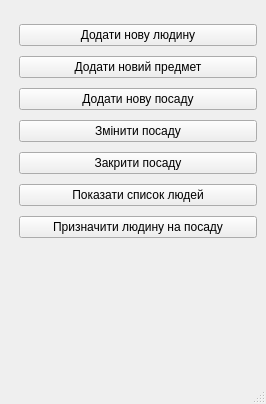
This is project_files/manager_menu.ui in positivcheg94/school_db_iasa_MO as Qt 5 draws it before an edit. The edited form follows.
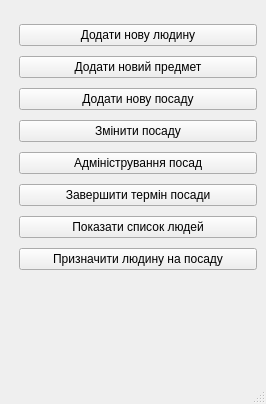
This is the edited form.

Commit message: administrating positions +

Patch:
```diff
--- a/project_files/manager_menu.ui
+++ b/project_files/manager_menu.ui
@@ -23,7 +23,7 @@
       <x>19</x>
       <y>20</y>
       <width>238</width>
-      <height>227</height>
+      <height>260</height>
      </rect>
     </property>
     <layout class="QVBoxLayout" name="verticalLayout">
@@ -55,10 +55,17 @@
        </property>
       </widget>
      </item>
+     <item>
+      <widget class="QPushButton" name="administrate_position_button">
+       <property name="text">
+        <string>Адміністрування посад</string>
+       </property>
+      </widget>
+     </item>
      <item>
       <widget class="QPushButton" name="end_position_button">
        <property name="text">
-        <string>Закрити посаду</string>
+        <string>Завершити термін посади</string>
        </property>
       </widget>
      </item>
```
The commit also changes 6 other files.
